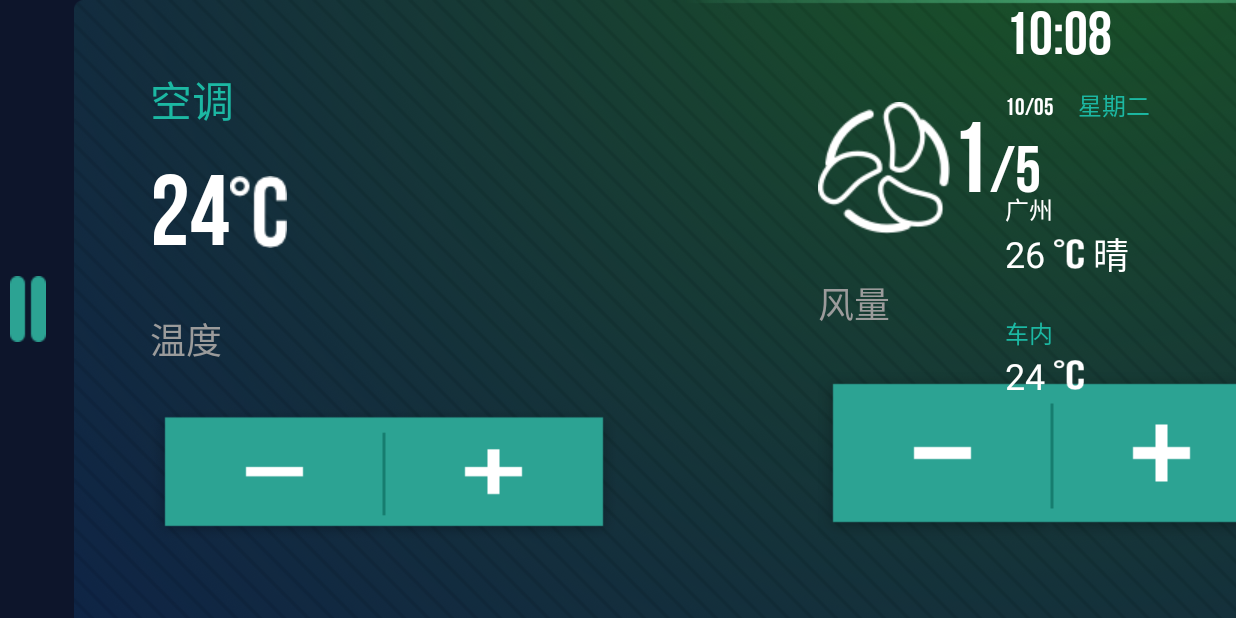
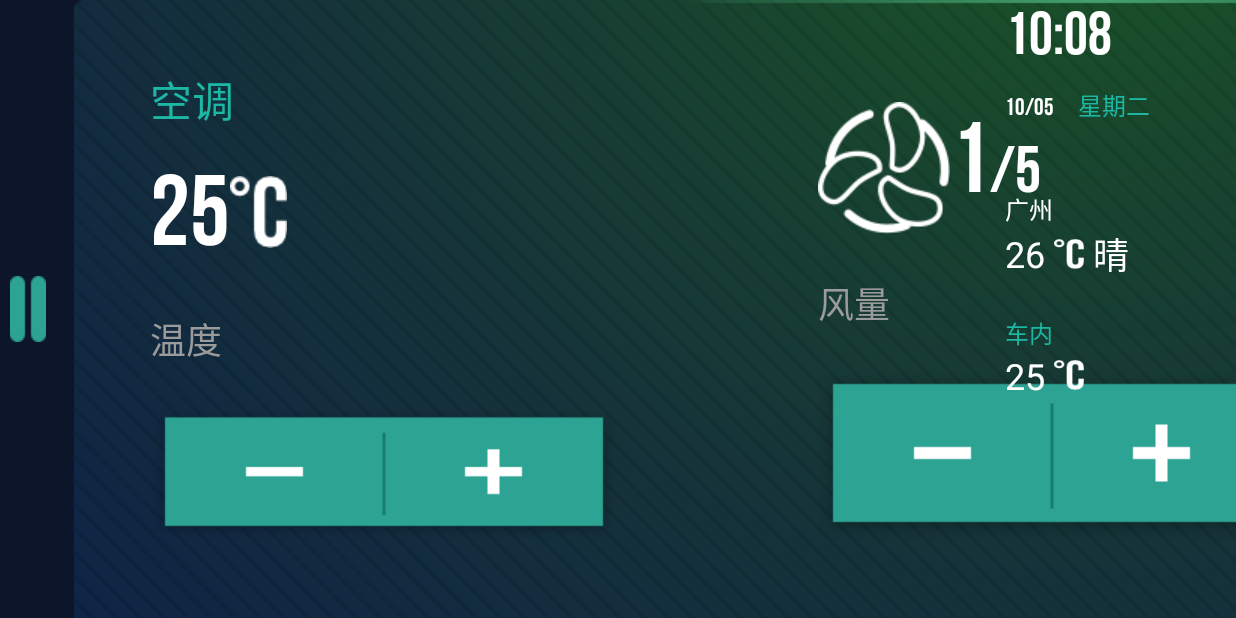
Before and after one commit to yihukurama/CarToolsT, an Android app: the screen it shows after launch (MainActivity), on a phone screen of 824 x 412 dp (held sideways). Run offline under Robolectric (Android 15) with nearby library versions, the phone set to English and light mode, and no system bars; libraries missing offline, so code that uses them is left out: com.baidu.location, com.baidu.mapapi, com.jeremyfeinstein.slidingmenu; Roboto replaces fonts that are not available here; 40 statements that could not run were skipped.

```diff
--- a/app/src/main/java/com/yihukurama/cartoolst/CartoolApp.java
+++ b/app/src/main/java/com/yihukurama/cartoolst/CartoolApp.java
@@ -28,7 +28,7 @@ public class CartoolApp extends Application {
     public static ObjectAnimator cdAnimation = null;
     public LocationService locationService;
     public Vibrator mVibrator;
-    public static int cheneidushu = 24;
+    public static int cheneidushu = 25;
     public static String  chewaidushu = "26";
     public static int fengliang = 1;
     private Typeface typefaceB;
--- a/app/src/main/java/com/yihukurama/cartoolst/view/fragment/ShushiFragment.java
+++ b/app/src/main/java/com/yihukurama/cartoolst/view/fragment/ShushiFragment.java
@@ -42,7 +42,7 @@ public class ShushiFragment extends Fragment implements View.OnClickListener{
     Button fengxiangqian;
     Button fengxiangxia;
     TextView fengli;
-    TextView kongtiao;
+    public TextView kongtiao;
     View v;
     MainActivity activity;
     public ShushiFragment() {
--- a/app/src/main/res/layout/activity_main.xml
+++ b/app/src/main/res/layout/activity_main.xml
@@ -180,7 +180,7 @@
                     android:layout_width="wrap_content"
                     android:layout_height="wrap_content"
                     android:id="@+id/cheneiwendu"
-                    android:text="24 "
+                    android:text="25 "
                     style="@style/C36b"/>
 
                 <ImageView
--- a/app/src/main/res/layout/fragment_shushi.xml
+++ b/app/src/main/res/layout/fragment_shushi.xml
@@ -43,7 +43,7 @@
                         android:layout_width="wrap_content"
                         android:layout_height="wrap_content"
                         android:id="@+id/kongtiao"
-                        android:text="24"
+                        android:text="25"
                         style="@style/B100B" />
                     <ImageView
                         android:layout_width="wrap_content"
```
Also changed, not shown: app/src/main/java/com/yihukurama/cartoolst/view/activity/MainActivity.java (+17 -25 lines).
